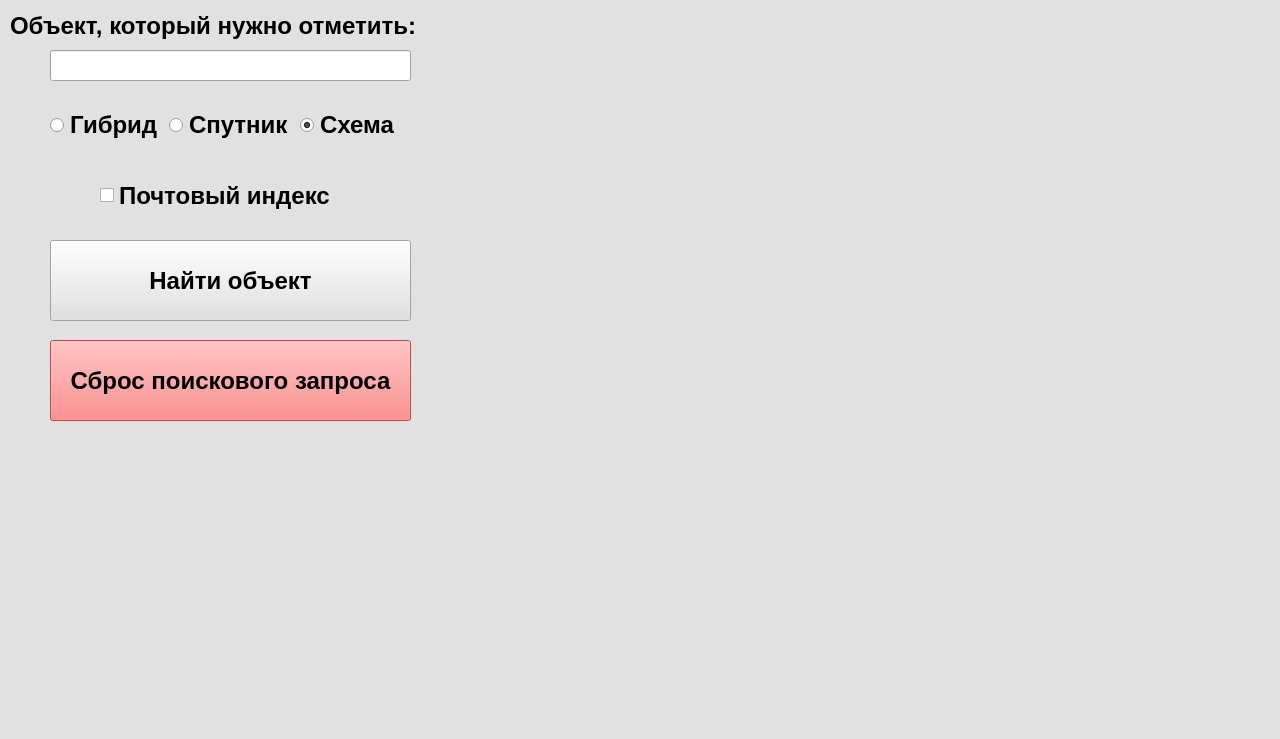
This is QTmain.ui in NekrasovTaras/OrskNekrasov as Qt 5 draws it before an edit. The edited form follows.
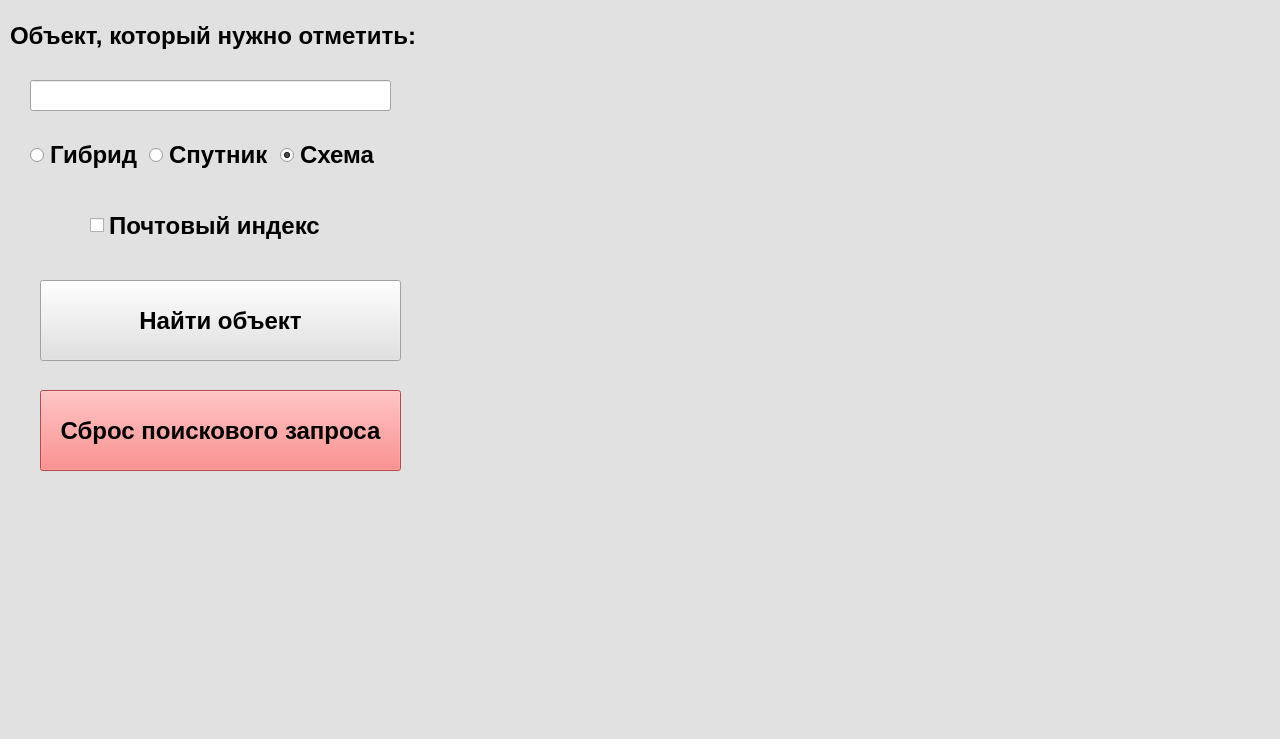
This is the edited form.

Commit message: Метка на ЛКМ (№11) и куча других изменений

Patch:
```diff
--- a/QTmain.ui
+++ b/QTmain.ui
@@ -490,8 +490,8 @@
    <widget class="QPushButton" name="button_find_object">
     <property name="geometry">
      <rect>
-      <x>50</x>
-      <y>240</y>
+      <x>40</x>
+      <y>280</y>
       <width>361</width>
       <height>81</height>
      </rect>
@@ -522,8 +522,8 @@
    <widget class="QLineEdit" name="place">
     <property name="geometry">
      <rect>
-      <x>50</x>
-      <y>50</y>
+      <x>30</x>
+      <y>80</y>
       <width>361</width>
       <height>31</height>
      </rect>
@@ -536,7 +536,7 @@
     <property name="geometry">
      <rect>
       <x>10</x>
-      <y>10</y>
+      <y>20</y>
       <width>441</width>
       <height>31</height>
      </rect>
@@ -551,8 +551,8 @@
    <widget class="QWidget" name="horizontalLayoutWidget">
     <property name="geometry">
      <rect>
-      <x>50</x>
-      <y>100</y>
+      <x>30</x>
+      <y>130</y>
       <width>361</width>
       <height>51</height>
      </rect>
@@ -605,8 +605,8 @@
    <widget class="QCheckBox" name="postal_code_button">
     <property name="geometry">
      <rect>
-      <x>100</x>
-      <y>170</y>
+      <x>90</x>
+      <y>200</y>
       <width>251</width>
       <height>51</height>
      </rect>
@@ -621,8 +621,8 @@
    <widget class="QPushButton" name="reset_button">
     <property name="geometry">
      <rect>
-      <x>50</x>
-      <y>340</y>
+      <x>40</x>
+      <y>390</y>
       <width>361</width>
       <height>81</height>
      </rect>
@@ -640,8 +640,8 @@
    <widget class="QLabel" name="photo_label">
     <property name="geometry">
      <rect>
-      <x>520</x>
-      <y>130</y>
+      <x>500</x>
+      <y>110</y>
       <width>650</width>
       <height>450</height>
      </rect>
```
The commit also changes 1 other file.
